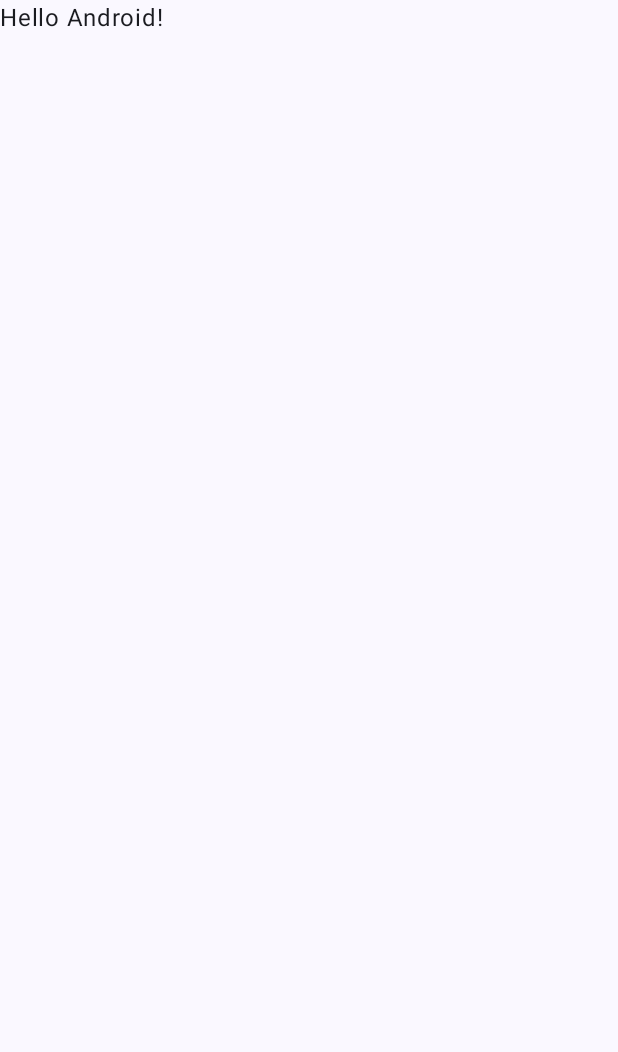
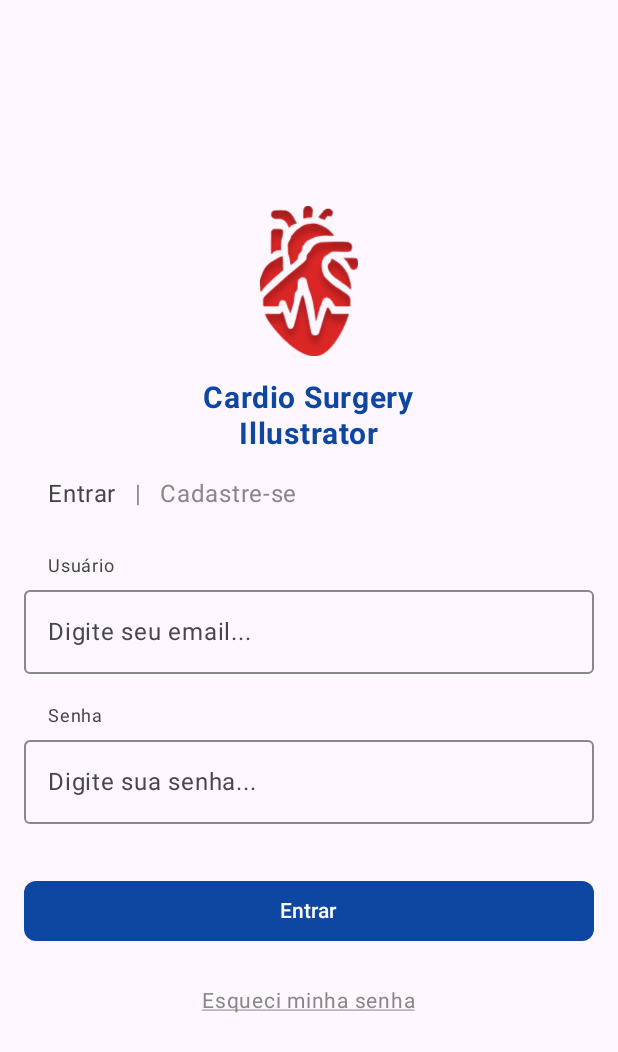
Before and after one commit to iamcaiorian/CardioSurgeryIllustrator, an Android app built with Jetpack Compose: the screen it shows after launch (MainActivity), on a phone screen of 412 x 824 dp. Before the commit the part shown is almost empty. Shown: the top 1052 px of the screen. Run offline under Robolectric (Android 15) with nearby library versions, the phone set to English and light mode, and no system bars.

Commit message:
feat: Login screen creation

```diff
--- a/app/build.gradle.kts
+++ b/app/build.gradle.kts
@@ -50,7 +50,7 @@ android {
 }
 
 dependencies {
-
+    // Core Android
     implementation(libs.androidx.core.ktx)
     implementation(libs.androidx.lifecycle.runtime.ktx)
     implementation(libs.androidx.activity.compose)
--- a/app/src/main/java/com/example/cardiosurgeryillustrator/MainActivity.kt
+++ b/app/src/main/java/com/example/cardiosurgeryillustrator/MainActivity.kt
@@ -3,45 +3,23 @@ package com.example.cardiosurgeryillustrator
 import android.os.Bundle
 import androidx.activity.ComponentActivity
 import androidx.activity.compose.setContent
-import androidx.activity.enableEdgeToEdge
-import androidx.compose.foundation.layout.fillMaxSize
-import androidx.compose.foundation.layout.padding
-import androidx.compose.material3.Scaffold
-import androidx.compose.material3.Text
-import androidx.compose.runtime.Composable
-import androidx.compose.ui.Modifier
-import androidx.compose.ui.tooling.preview.Preview
-import com.example.cardiosurgeryillustrator.ui.theme.CardioSurgeryIllustratorTheme
+import androidx.compose.material3.MaterialTheme
+import com.example.cardiosurgeryillustrator.ui.screens.login.LoginScreen
 
 class MainActivity : ComponentActivity() {
     override fun onCreate(savedInstanceState: Bundle?) {
         super.onCreate(savedInstanceState)
-        enableEdgeToEdge()
         setContent {
-            CardioSurgeryIllustratorTheme {
-                Scaffold(modifier = Modifier.fillMaxSize()) { innerPadding ->
-                    Greeting(
-                        name = "Android",
-                        modifier = Modifier.padding(innerPadding)
-                    )
-                }
+            MaterialTheme {
+                LoginScreen(
+                    onLoginClick = { email, password ->
+                        // Aqui você pode adicionar lógica ao clicar no botão de login
+                    },
+                    onForgotPasswordClick = {
+                        // Aqui você pode adicionar lógica ao clicar em "Esqueci minha senha"
+                    }
+                )
             }
         }
     }
 }
-
-@Composable
-fun Greeting(name: String, modifier: Modifier = Modifier) {
-    Text(
-        text = "Hello $name!",
-        modifier = modifier
-    )
-}
-
-@Preview(showBackground = true)
-@Composable
-fun GreetingPreview() {
-    CardioSurgeryIllustratorTheme {
-        Greeting("Android")
-    }
-}
--- /dev/null
+++ b/app/src/main/java/com/example/cardiosurgeryillustrator/ui/components/CustomButton.kt
@@ -0,0 +1,17 @@
+package com.example.cardiosurgeryillustrator.ui.components
+
+import androidx.compose.material3.Button
+import androidx.compose.material3.Text
+import androidx.compose.runtime.Composable
+import androidx.compose.ui.Modifier
+
+@Composable
+fun CustomButton(
+    text: String,
+    onClick: () -> Unit,
+    modifier: Modifier = Modifier
+) {
+    Button(onClick = onClick, modifier = modifier) {
+        Text(text)
+    }
+}
--- /dev/null
+++ b/app/src/main/java/com/example/cardiosurgeryillustrator/ui/components/CustomTextField.kt
@@ -0,0 +1,25 @@
+package com.example.cardiosurgeryillustrator.ui.components
+
+import androidx.compose.foundation.layout.fillMaxWidth
+import androidx.compose.material3.OutlinedTextField
+import androidx.compose.material3.Text
+import androidx.compose.runtime.Composable
+import androidx.compose.ui.Modifier
+import androidx.compose.ui.text.input.PasswordVisualTransformation
+import androidx.compose.ui.text.input.VisualTransformation
+
+@Composable
+fun CustomTextField(
+    value: String,
+    onValueChange: (String) -> Unit,
+    label: String,
+    isPassword: Boolean = false
+) {
+    OutlinedTextField(
+        value = value,
+        onValueChange = onValueChange,
+        label = { Text(label) },
+        visualTransformation = if (isPassword) PasswordVisualTransformation() else VisualTransformation.None,
+        modifier = Modifier.fillMaxWidth()
+    )
+}
--- /dev/null
+++ b/app/src/main/java/com/example/cardiosurgeryillustrator/ui/screens/login/LoginScreen.kt
@@ -0,0 +1,201 @@
+package com.example.cardiosurgeryillustrator.ui.screens.login
+
+import android.annotation.SuppressLint
+import androidx.compose.foundation.Image
+import androidx.compose.foundation.clickable
+import androidx.compose.foundation.layout.*
+import androidx.compose.foundation.text.ClickableText
+import androidx.compose.material3.*
+import androidx.compose.runtime.*
+import androidx.compose.ui.Alignment
+import androidx.compose.ui.Modifier
+import androidx.compose.ui.graphics.Color
+import androidx.compose.ui.res.painterResource
+import androidx.compose.ui.text.AnnotatedString
+import androidx.compose.ui.text.font.FontWeight
+import androidx.compose.ui.text.input.PasswordVisualTransformation
+import androidx.compose.ui.text.style.TextAlign
+import androidx.compose.ui.text.style.TextDecoration
+import androidx.compose.ui.tooling.preview.Preview
+import androidx.compose.ui.unit.dp
+import androidx.compose.ui.unit.sp
+import com.example.cardiosurgeryillustrator.R
+
+@OptIn(ExperimentalMaterial3Api::class)
+@SuppressLint("UnusedMaterial3ScaffoldPaddingParameter")
+@Composable
+fun LoginScreen(
+    onLoginClick: (String, String) -> Unit,
+    onForgotPasswordClick: () -> Unit
+) {
+    var email by remember { mutableStateOf("") }
+    var password by remember { mutableStateOf("") }
+    var selectedTab by remember { mutableStateOf(0) }
+
+    Scaffold {
+        Column(
+            modifier = Modifier
+                .fillMaxSize()
+                .padding(16.dp),
+            horizontalAlignment = Alignment.CenterHorizontally,
+            verticalArrangement = Arrangement.Center
+        ) {
+            Image(
+                painter = painterResource(id = R.drawable.img),
+                contentDescription = "App Logo",
+                modifier = Modifier.size(100.dp)
+            )
+
+            Spacer(modifier = Modifier.height(16.dp))
+
+            Column(
+                horizontalAlignment = Alignment.CenterHorizontally
+            ) {
+                Text(
+                    text = "Cardio Surgery",
+                    fontSize = 20.sp,
+                    color = Color(0xFF0D47A1),
+                    fontWeight = FontWeight.Bold
+                )
+                Text(
+                    text = "Illustrator",
+                    fontSize = 20.sp,
+                    color = Color(0xFF0D47A1),
+                    fontWeight = FontWeight.Bold
+                )
+            }
+
+            Spacer(modifier = Modifier.height(16.dp))
+
+            Row(
+                modifier = Modifier
+                    .fillMaxWidth()
+                    .padding(start = 8.dp),
+                horizontalArrangement = Arrangement.Start,
+                verticalAlignment = Alignment.CenterVertically,
+            ) {
+                Text(
+                    text = "Entrar",
+                    color = if (selectedTab == 0) Color.DarkGray else Color.Gray,
+                    modifier = Modifier
+                        .padding(horizontal = 8.dp)
+                        .clickable { selectedTab = 0 },
+                    fontSize = 16.sp
+                )
+
+                Text(
+                    text = "|",
+                    color = Color.Gray,
+                    modifier = Modifier.padding(horizontal = 4.dp),
+                    fontSize = 16.sp,
+                    textAlign = TextAlign.Center
+                )
+
+                Text(
+                    text = "Cadastre-se",
+                    color = if (selectedTab == 1) Color.DarkGray else Color.Gray,
+                    modifier = Modifier
+                        .padding(horizontal = 8.dp)
+                        .clickable { selectedTab = 1 },
+                    fontSize = 16.sp
+                )
+            }
+
+            Spacer(modifier = Modifier.height(16.dp))
+
+            Column(
+                modifier = Modifier
+                    .fillMaxWidth()
+                    .padding(vertical = 8.dp)
+            ) {
+                Text(
+                    text = "Usuário",
+                    fontSize = 12.sp,
+                    color = Color.DarkGray,
+                    modifier = Modifier.padding(start = 16.dp, bottom = 4.dp)
+                )
+                OutlinedTextField(
+                    value = email,
+                    onValueChange = { email = it },
+                    placeholder = { Text("Digite seu email...") },
+                    modifier = Modifier.fillMaxWidth(),
+                    colors = OutlinedTextFieldDefaults.colors(
+                        focusedTextColor = Color.Black,
+                        unfocusedTextColor = Color.Gray,
+                        focusedBorderColor = Color(0xFF0D47A1),
+                        unfocusedBorderColor = Color.Gray
+                    )
+                )
+            }
+
+            Column(
+                modifier = Modifier
+                    .fillMaxWidth()
+                    .padding(vertical = 8.dp)
+            ) {
+                Text(
+                    text = "Senha",
+                    fontSize = 12.sp,
+                    color = Color.DarkGray,
+                    modifier = Modifier.padding(start = 16.dp, bottom = 4.dp)
+                )
+                OutlinedTextField(
+                    value = password,
+                    onValueChange = { password = it },
+                    placeholder = { Text("Digite sua senha...") },
+                    visualTransformation = PasswordVisualTransformation(),
+                    modifier = Modifier.fillMaxWidth(),
+                    colors = OutlinedTextFieldDefaults.colors(
+                        focusedTextColor = Color.Black,
+                        unfocusedTextColor = Color.Gray,
+                        focusedBorderColor = Color(0xFF0D47A1),
+                        unfocusedBorderColor = Color.Gray
+                    )
+                )
+            }
+
+            Spacer(modifier = Modifier.height(26.dp))
+
+            Button(
+                onClick = { onLoginClick(email, password) },
+                modifier = Modifier.fillMaxWidth(),
+                colors = ButtonDefaults.buttonColors(
+                    containerColor = Color(0xFF0D47A1),
+                    contentColor = Color.White
+                ),
+                shape = MaterialTheme.shapes.small
+            ) {
+                Text("Entrar")
+            }
+
+            Spacer(modifier = Modifier.height(16.dp))
+
+            Box(
+                modifier = Modifier
+                    .fillMaxWidth()
+                    .padding(top = 8.dp),
+                contentAlignment = Alignment.Center
+            ) {
+                ClickableText(
+                    text = AnnotatedString("Esqueci minha senha"),
+                    onClick = { onForgotPasswordClick() },
+                    modifier = Modifier.padding(bottom = 8.dp),
+                    style = LocalTextStyle.current.copy(
+                        textDecoration = TextDecoration.Underline,
+                        color = Color.Gray,
+                        fontSize = 14.sp
+                    )
+                )
+            }
+        }
+    }
+}
+
+@Preview(showBackground = true)
+@Composable
+fun PreviewLoginScreen() {
+    LoginScreen(
+        onLoginClick = { _, _ -> },
+        onForgotPasswordClick = {}
+    )
+}
```
Also changed, not shown: app/src/main/res/drawable/img.png (added).
